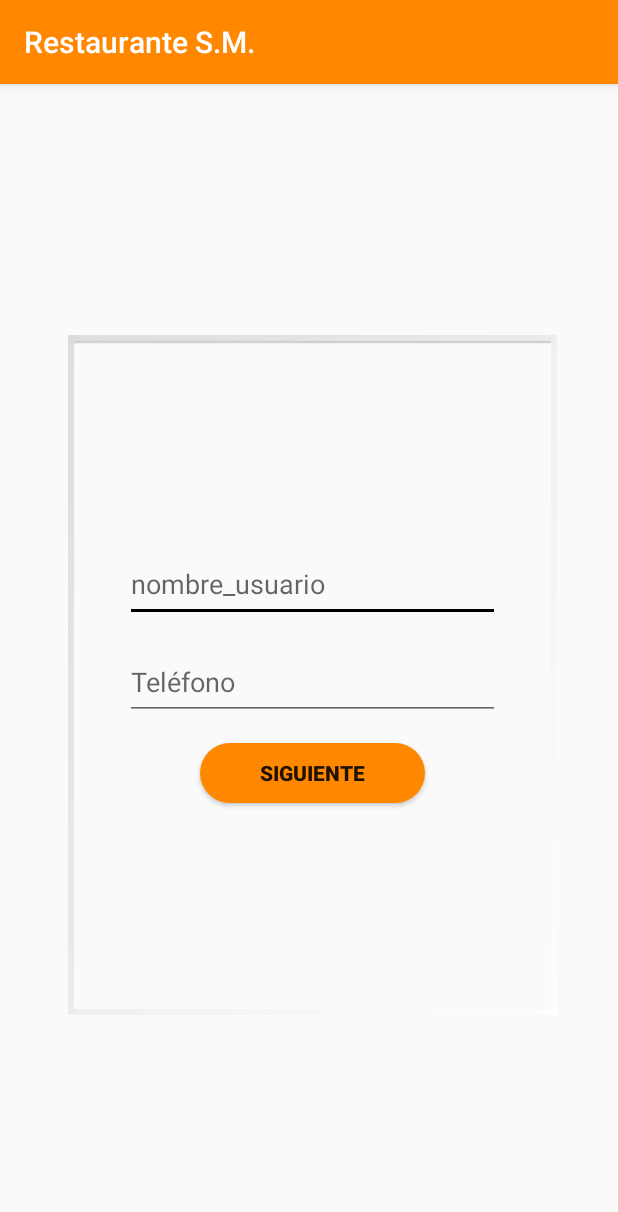
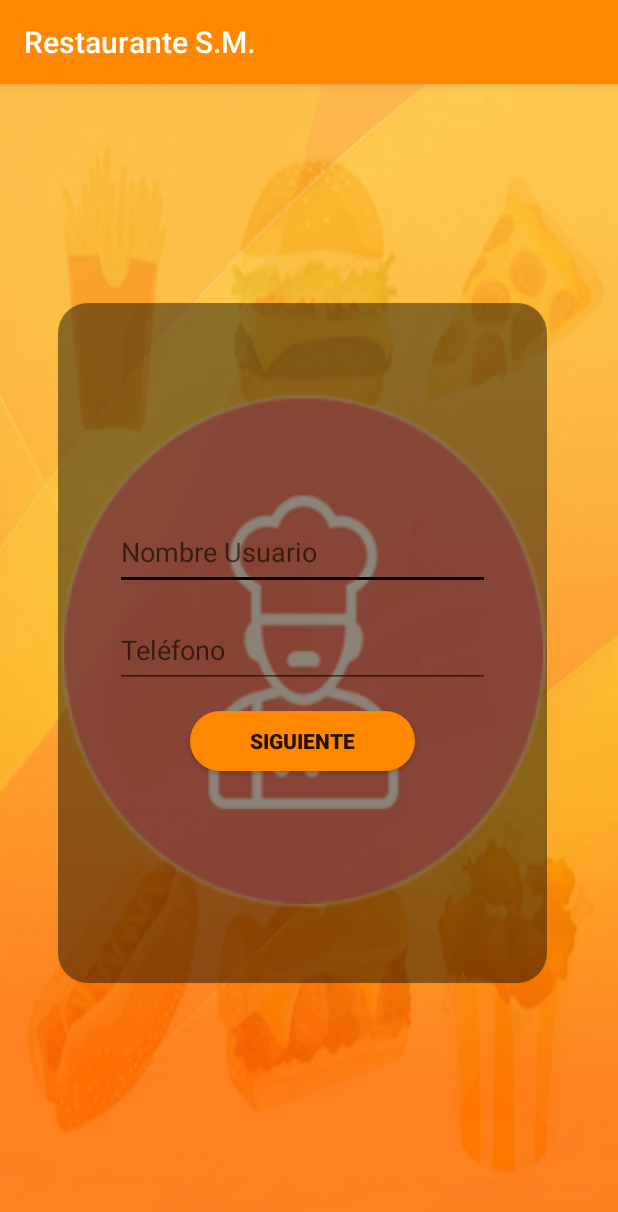
Before and after one commit to GerberMaldonado/AppRestaurante, an Android app: the screen it shows after launch (Login), on a phone screen of 412 x 824 dp. Shown: the top 1212 px of the screen. Run offline under Robolectric (Android 15) with nearby library versions, the phone set to English and light mode, and no system bars.

Commit message:
cambios al login
le hice unos cambios al login practicamente solo diseño

```diff
--- a/app/src/main/java/com/example/gerber/apprestaurante/model/Menu.java
+++ b/app/src/main/java/com/example/gerber/apprestaurante/model/Menu.java
@@ -37,7 +37,7 @@
 
     private void getPosts() {
         Retrofit retrofit = new Retrofit.Builder()
-                .baseUrl("http://192.168.43.8")
+                .baseUrl("http://192.168.0.153")
                 .addConverterFactory(GsonConverterFactory.create())
                 .build();
         MenuService menuService = retrofit.create(MenuService.class);
--- /dev/null
+++ b/app/src/main/res/drawable/ventana_principal_redondo.xml
@@ -0,0 +1,9 @@
+<?xml version="1.0" encoding="utf-8"?>
+<shape xmlns:android="http://schemas.android.com/apk/res/android" android:shape="rectangle">
+    <solid android:color="#73000000"/>
+    <padding android:left="1dp"
+        android:top="1dp"
+        android:right="1dp"
+        android:bottom="1dp"/>
+    <corners android:radius="30px"/>
+</shape>
--- a/app/src/main/res/layout/activity_login.xml
+++ b/app/src/main/res/layout/activity_login.xml
@@ -4,6 +4,7 @@
     xmlns:tools="http://schemas.android.com/tools"
     android:layout_width="match_parent"
     android:layout_height="match_parent"
+    android:background="@drawable/fondologin"
     tools:context=".model.Login">
 
     <LinearLayout
@@ -11,21 +12,21 @@
         android:layout_height="453dp"
         android:layout_marginHorizontal="30dp"
         android:layout_marginVertical="100dp"
-        android:background="@android:drawable/gallery_thumb"
+        android:background="@drawable/ventana_principal_redondo"
         android:gravity="center"
         android:orientation="vertical"
         app:layout_constraintBottom_toBottomOf="parent"
         app:layout_constraintEnd_toEndOf="parent"
-        app:layout_constraintHorizontal_bias="0.6"
+        app:layout_constraintHorizontal_bias="0.341"
         app:layout_constraintStart_toStartOf="parent"
         app:layout_constraintTop_toTopOf="parent"
-        app:layout_constraintVertical_bias="0.586">
+        app:layout_constraintVertical_bias="0.402">
 
         <EditText
             android:id="@+id/editText"
             android:layout_width="250dp"
             android:layout_height="50dp"
-            android:hint="nombre_usuario"
+            android:hint="Nombre Usuario"
             android:textColor="@android:color/holo_orange_light" />
 
         <EditText
--- a/app/src/main/res/values/colors.xml
+++ b/app/src/main/res/values/colors.xml
@@ -1,7 +1,7 @@
 <?xml version="1.0" encoding="utf-8"?>
 <resources>
     <color name="colorPrimary">#FF8800</color>
-    <color name="colorPrimaryDark">#FF8800</color>
+    <color name="colorPrimaryDark">#2CEE9D1B</color>
     <color name="colorAccent">#000000</color>
     //Color icons
     <color name="colorTextIcons">#000000</color>
```
Also changed, not shown: app/src/main/ventana_principal_redondo.xml (added, +9 -0 lines), app/src/main/fondologin.png (added), app/src/main/res/drawable/fondologin.png (added).
